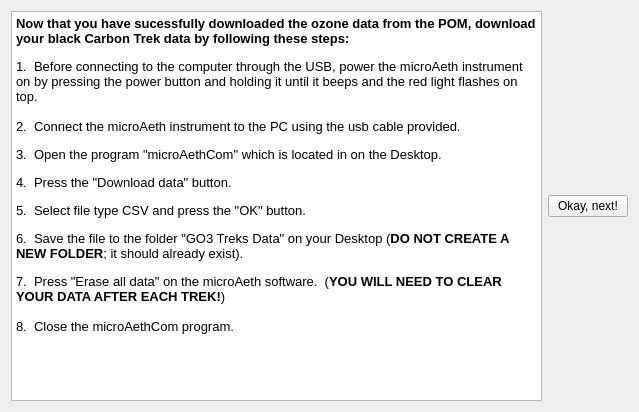
Old version of the form carbondatawidget.ui in the repository cjwhome/go3treksQt.
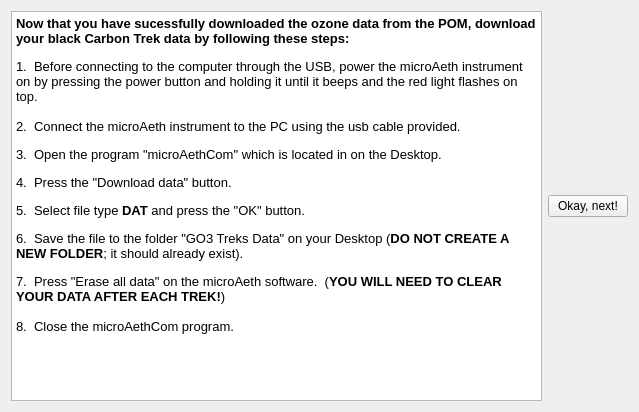
New version of the form.

Commit message: changed .csv to .dat and added the newline character to make the black carbon fence work again

The edit to the form file:
```diff
--- a/carbondatawidget.ui
+++ b/carbondatawidget.ui
@@ -34,7 +34,7 @@
 &lt;p style=&quot;-qt-paragraph-type:empty; margin-top:0px; margin-bottom:0px; margin-left:0px; margin-right:0px; -qt-block-indent:0; text-indent:0px; font-size:8pt;&quot;&gt;&lt;br /&gt;&lt;/p&gt;
 &lt;p style=&quot; margin-top:0px; margin-bottom:0px; margin-left:0px; margin-right:0px; -qt-block-indent:0; text-indent:0px;&quot;&gt;&lt;span style=&quot; font-size:10pt;&quot;&gt;4.  Press the &amp;quot;Download data&amp;quot; button.&lt;/span&gt;&lt;/p&gt;
 &lt;p style=&quot;-qt-paragraph-type:empty; margin-top:0px; margin-bottom:0px; margin-left:0px; margin-right:0px; -qt-block-indent:0; text-indent:0px; font-size:8pt;&quot;&gt;&lt;br /&gt;&lt;/p&gt;
-&lt;p style=&quot; margin-top:0px; margin-bottom:0px; margin-left:0px; margin-right:0px; -qt-block-indent:0; text-indent:0px;&quot;&gt;&lt;span style=&quot; font-size:10pt;&quot;&gt;5.  Select file type CSV and press the &amp;quot;OK&amp;quot; button.&lt;/span&gt;&lt;/p&gt;
+&lt;p style=&quot; margin-top:0px; margin-bottom:0px; margin-left:0px; margin-right:0px; -qt-block-indent:0; text-indent:0px;&quot;&gt;&lt;span style=&quot; font-size:10pt;&quot;&gt;5.  Select file type &lt;/span&gt;&lt;span style=&quot; font-size:10pt; font-weight:600;&quot;&gt;DAT&lt;/span&gt;&lt;span style=&quot; font-size:10pt;&quot;&gt; and press the &amp;quot;OK&amp;quot; button.&lt;/span&gt;&lt;/p&gt;
 &lt;p style=&quot;-qt-paragraph-type:empty; margin-top:0px; margin-bottom:0px; margin-left:0px; margin-right:0px; -qt-block-indent:0; text-indent:0px; font-size:8pt;&quot;&gt;&lt;br /&gt;&lt;/p&gt;
 &lt;p style=&quot; margin-top:0px; margin-bottom:0px; margin-left:0px; margin-right:0px; -qt-block-indent:0; text-indent:0px;&quot;&gt;&lt;span style=&quot; font-size:10pt;&quot;&gt;6.  Save the file to the folder &amp;quot;GO3 Treks Data&amp;quot; on your Desktop (&lt;/span&gt;&lt;span style=&quot; font-size:10pt; font-weight:600;&quot;&gt;DO NOT CREATE A NEW FOLDER&lt;/span&gt;&lt;span style=&quot; font-size:10pt;&quot;&gt;; it should already exist).&lt;/span&gt;&lt;/p&gt;
 &lt;p style=&quot;-qt-paragraph-type:empty; margin-top:0px; margin-bottom:0px; margin-left:0px; margin-right:0px; -qt-block-indent:0; text-indent:0px; font-size:8pt;&quot;&gt;&lt;br /&gt;&lt;/p&gt;
```
The commit also changes 1 other file.
